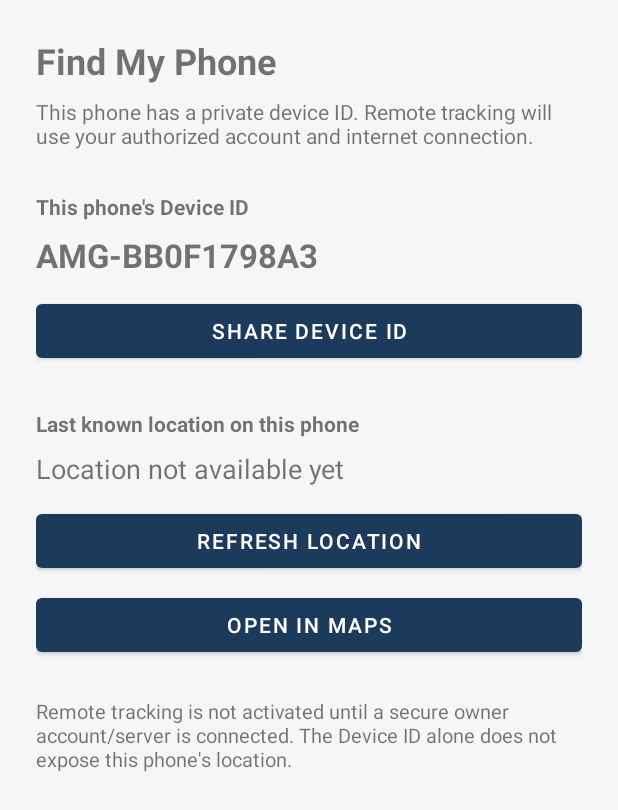
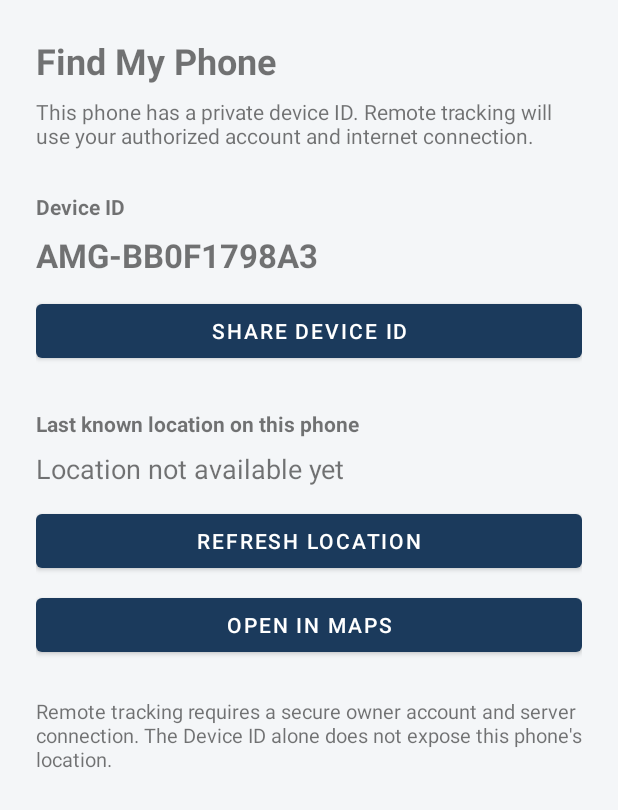
Before and after one commit to Dewani123/AneesMobileGuard, an Android app: the FindMyPhoneActivity screen opened directly, with no data from a screen before it, on a phone screen of 412 x 824 dp. Shown: the top 810 px of the screen. Run offline under Robolectric (Android 15) with nearby library versions, the light colour scheme and no system bars.

Commit message:
Refine device ID label and remote tracking message
Updated device ID label and modified remote location note for clarity.

```diff
--- a/app/src/main/res/values/strings.xml
+++ b/app/src/main/res/values/strings.xml
@@ -80,14 +80,14 @@
 
     <string name="find_phone_title">Find My Phone</string>
     <string name="find_phone_subtitle">This phone has a private device ID. Remote tracking will use your authorized account and internet connection.</string>
-    <string name="device_id_label">This phone's Device ID</string>
+    <string name="device_id_label">Device ID</string>
     <string name="current_location_label">Last known location on this phone</string>
     <string name="location_not_available">Location not available yet</string>
     <string name="button_refresh_location">Refresh location</string>
     <string name="button_open_map">Open in Maps</string>
     <string name="button_share_id">Share Device ID</string>
     <string name="share_device_id">Share Device ID</string>
-    <string name="remote_location_note">Remote tracking is not activated until a secure owner account/server is connected. The Device ID alone does not expose this phone's location.</string>
+    <string name="remote_location_note">Remote tracking requires a secure owner account and server connection. The Device ID alone does not expose this phone's location.</string>
 
     <string name="remote_rescue_title">Remote Rescue / Lost Mode</string>
     <string name="remote_rescue_note">Remote activation requires an authenticated backend such as Firebase/FCM. No server secret is stored in this APK.</string>
```
